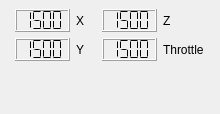
First picture: the form in src/ui/JoyStickStatus.ui, repository marc-j/QIHMControl, before the edit.
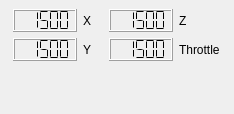
Second picture: the form after the edit.

```diff
--- a/src/ui/JoyStickStatus.ui
+++ b/src/ui/JoyStickStatus.ui
@@ -6,7 +6,7 @@
    <rect>
     <x>0</x>
     <y>0</y>
-    <width>220</width>
+    <width>234</width>
     <height>114</height>
    </rect>
   </property>
@@ -18,8 +18,8 @@
   </property>
   <property name="minimumSize">
    <size>
-    <width>0</width>
-    <height>0</height>
+    <width>234</width>
+    <height>101</height>
    </size>
   </property>
   <property name="features">
@@ -36,7 +36,7 @@
     <item row="1" column="1">
      <widget class="QLCDNumber" name="yAxis">
       <property name="numDigits">
-       <number>4</number>
+       <number>5</number>
       </property>
       <property name="segmentStyle">
        <enum>QLCDNumber::Flat</enum>
@@ -62,7 +62,7 @@
     <item row="0" column="3">
      <widget class="QLCDNumber" name="zAxis">
       <property name="numDigits">
-       <number>4</number>
+       <number>5</number>
       </property>
       <property name="segmentStyle">
        <enum>QLCDNumber::Flat</enum>
@@ -82,7 +82,7 @@
     <item row="0" column="1">
      <widget class="QLCDNumber" name="xAxis">
       <property name="numDigits">
-       <number>4</number>
+       <number>5</number>
       </property>
       <property name="segmentStyle">
        <enum>QLCDNumber::Flat</enum>
@@ -95,7 +95,7 @@
     <item row="1" column="3">
      <widget class="QLCDNumber" name="throttleAxis">
       <property name="numDigits">
-       <number>4</number>
+       <number>5</number>
       </property>
       <property name="segmentStyle">
        <enum>QLCDNumber::Flat</enum>
```
